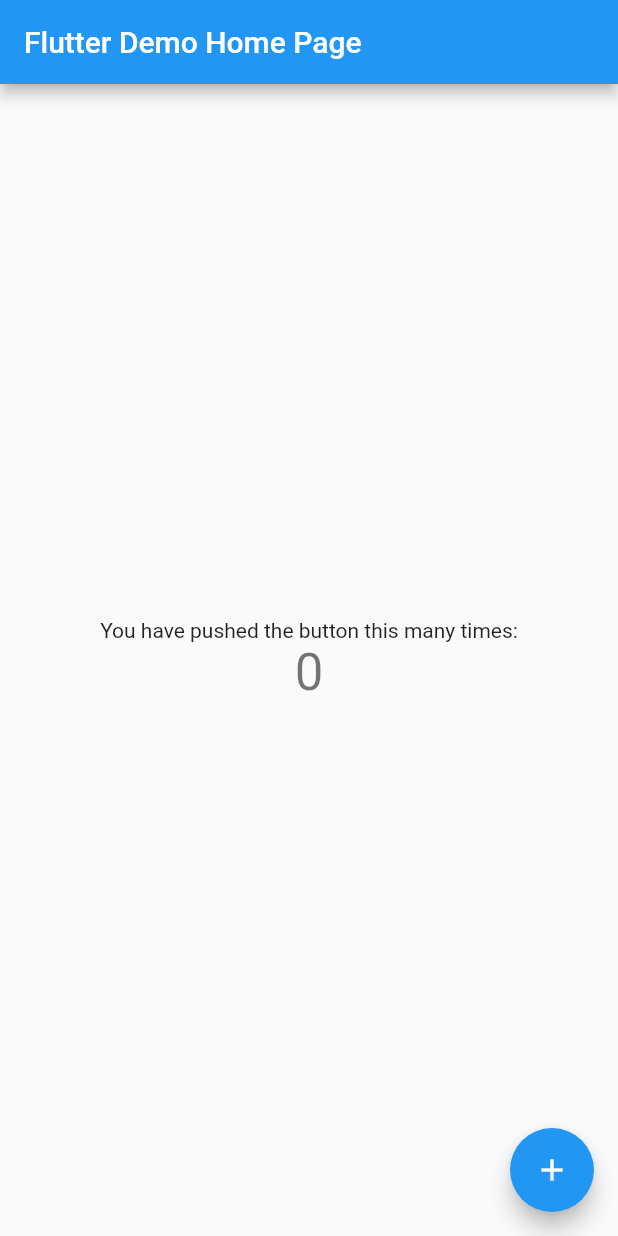
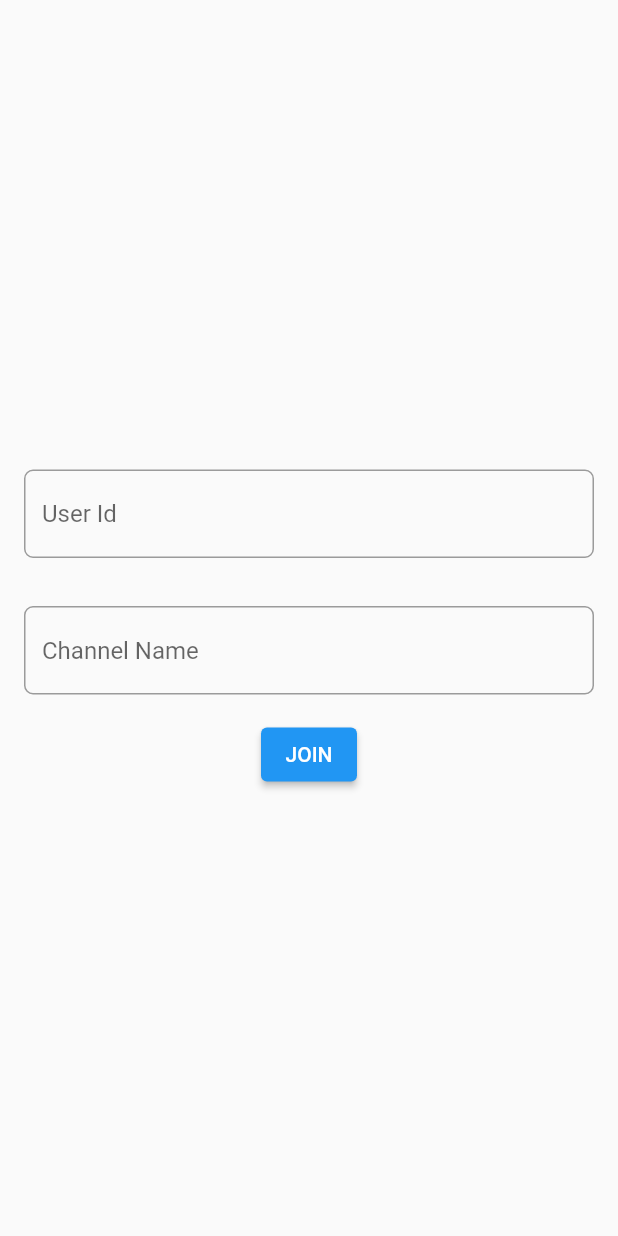
Before and after one commit to shajithali23/agora, a Flutter app: the screen it shows after launch, on a phone screen of 412 x 824 dp. Run offline on Flutter 3.47's test engine with Material 2 defaults, Android fonts, the phone set to English and light mode, and no system bars; our stand-ins replace firebase_messaging; accounts and stored records are empty.

Commit message:
Joining screen UI completed

```diff
--- /dev/null
+++ b/lib/home_page.dart
@@ -0,0 +1,58 @@
+import 'package:flutter/material.dart';
+
+class HomePage extends StatefulWidget {
+  const HomePage({Key? key}) : super(key: key);
+
+  @override
+  State<HomePage> createState() => _HomePageState();
+}
+
+class _HomePageState extends State<HomePage> {
+  final _channelName = TextEditingController();
+  final _userId = TextEditingController();
+
+  @override
+  Widget build(BuildContext context) {
+    return Scaffold(
+      body: Column(
+        mainAxisAlignment: MainAxisAlignment.center,
+        children: [
+          Padding(
+            padding: const EdgeInsets.all(16.0),
+            child: TextField(
+              controller: _userId,
+              keyboardType: TextInputType.number,
+              decoration: InputDecoration(
+                  hintText: "User Id",
+                  border: OutlineInputBorder(
+                      borderRadius: BorderRadius.circular(
+                        6,
+                      ),
+                      borderSide: BorderSide(color: Colors.black))),
+            ),
+          ),
+          Padding(
+            padding: const EdgeInsets.all(16.0),
+            child: TextField(
+              controller: _channelName,
+              decoration: InputDecoration(
+                  hintText: "Channel Name",
+                  border: OutlineInputBorder(
+                      borderRadius: BorderRadius.circular(
+                        6,
+                      ),
+                      borderSide: BorderSide(color: Colors.black))),
+            ),
+          ),
+          ElevatedButton(
+            onPressed: () {
+              debugPrint(
+                  "User Id ${_userId.text} , Channel Name ${_channelName.text}");
+            },
+            child: Text("JOIN"),
+          ),
+        ],
+      ),
+    );
+  }
+}
--- a/lib/main.dart
+++ b/lib/main.dart
@@ -1,3 +1,4 @@
+import 'package:agora_user/home_page.dart';
 import 'package:firebase_messaging/firebase_messaging.dart';
 import 'package:flutter/material.dart';
 
@@ -12,96 +13,12 @@
   @override
   Widget build(BuildContext context) {
     return MaterialApp(
-      title: 'Flutter Demo',
+      title: 'Agora User',
+      debugShowCheckedModeBanner: false,
       theme: ThemeData(
         primarySwatch: Colors.blue,
       ),
-      home: const MyHomePage(title: 'Flutter Demo Home Page'),
+      home: const HomePage(),
     );
   }
 }
-
-class MyHomePage extends StatefulWidget {
-  const MyHomePage({Key? key, required this.title}) : super(key: key);
-
-  // This widget is the home page of your application. It is stateful, meaning
-  // that it has a State object (defined below) that contains fields that affect
-  // how it looks.
-
-  // This class is the configuration for the state. It holds the values (in this
-  // case the title) provided by the parent (in this case the App widget) and
-  // used by the build method of the State. Fields in a Widget subclass are
-  // always marked "final".
-
-  final String title;
-
-  @override
-  State<MyHomePage> createState() => _MyHomePageState();
-}
-
-class _MyHomePageState extends State<MyHomePage> {
-  int _counter = 0;
-
-  void _incrementCounter() {
-    setState(() {
-      // This call to setState tells the Flutter framework that something has
-      // changed in this State, which causes it to rerun the build method below
-      // so that the display can reflect the updated values. If we changed
-      // _counter without calling setState(), then the build method would not be
-      // called again, and so nothing would appear to happen.
-      _counter++;
-    });
-  }
-
-  @override
-  Widget build(BuildContext context) {
-    // This method is rerun every time setState is called, for instance as done
-    // by the _incrementCounter method above.
-    //
-    // The Flutter framework has been optimized to make rerunning build methods
-    // fast, so that you can just rebuild anything that needs updating rather
-    // than having to individually change instances of widgets.
-    return Scaffold(
-      appBar: AppBar(
-        // Here we take the value from the MyHomePage object that was created by
-        // the App.build method, and use it to set our appbar title.
-        title: Text(widget.title),
-      ),
-      body: Center(
-        // Center is a layout widget. It takes a single child and positions it
-        // in the middle of the parent.
-        child: Column(
-          // Column is also a layout widget. It takes a list of children and
-          // arranges them vertically. By default, it sizes itself to fit its
-          // children horizontally, and tries to be as tall as its parent.
-          //
-          // Invoke "debug painting" (press "p" in the console, choose the
-          // "Toggle Debug Paint" action from the Flutter Inspector in Android
-          // Studio, or the "Toggle Debug Paint" command in Visual Studio Code)
-          // to see the wireframe for each widget.
-          //
-          // Column has various properties to control how it sizes itself and
-          // how it positions its children. Here we use mainAxisAlignment to
-          // center the children vertically; the main axis here is the vertical
-          // axis because Columns are vertical (the cross axis would be
-          // horizontal).
-          mainAxisAlignment: MainAxisAlignment.center,
-          children: <Widget>[
-            const Text(
-              'You have pushed the button this many times:',
-            ),
-            Text(
-              '$_counter',
-              style: Theme.of(context).textTheme.headline4,
-            ),
-          ],
-        ),
-      ),
-      floatingActionButton: FloatingActionButton(
-        onPressed: _incrementCounter,
-        tooltip: 'Increment',
-        child: const Icon(Icons.add),
-      ), // This trailing comma makes auto-formatting nicer for build methods.
-    );
-  }
-}
```
Also changed, not shown: 1 other file.
